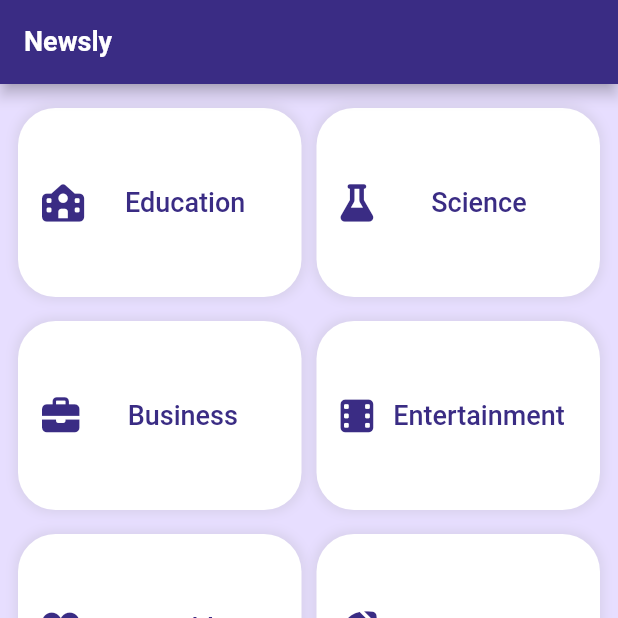
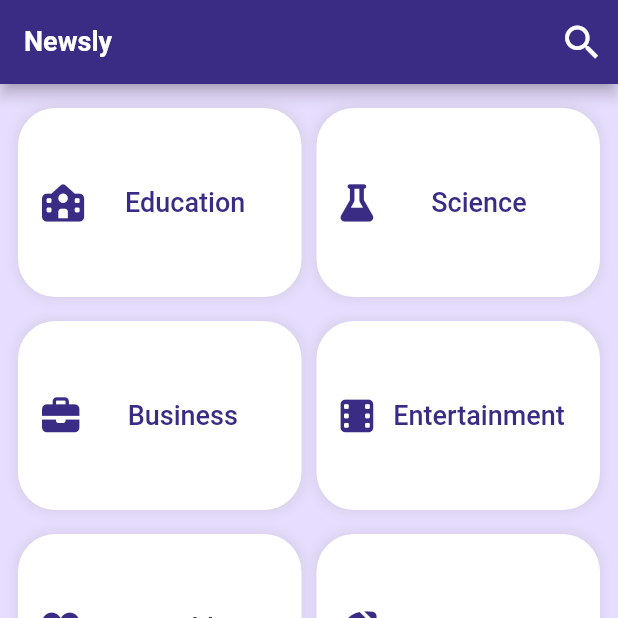
Before and after one commit to Osamamsm/Newsly, a Flutter app: the screen it shows after launch, item 3 of the bottom bar chosen, on a phone screen of 412 x 824 dp, the top half of it. Run offline on Flutter 3.47's test engine with Material 3 defaults, Android fonts, the phone set to English and light mode, and no system bars; drawn by our look-alikes of animated_notch_bottom_bar; our stand-ins replace dartz, dio, flutter_advanced_switch, flutter_bloc, flutter_screenutil, font_awesome_flutter and 4 more; network calls fail.

Commit message:
Finished Search feature ui

```diff
--- a/lib/core/constants/app_text_styles.dart
+++ b/lib/core/constants/app_text_styles.dart
@@ -67,6 +67,12 @@ class AppTextStyles {
     color: AppColors.kPrimaryColor,
   );
 
+  static const TextStyle titleBoldPrimary18 = TextStyle(
+    fontSize: 18,
+    fontWeight: FontWeight.bold,
+    color: AppColors.kPrimaryColor,
+  );
+
   static const TextStyle bodyRegularBlack14 = TextStyle(
     fontSize: 17,
     fontWeight: FontWeight.w400,
--- a/lib/core/routes/app_routes.dart
+++ b/lib/core/routes/app_routes.dart
@@ -5,6 +5,7 @@ import 'package:newsly/features/category_news/presentation/views/categorized_new
 import 'package:newsly/features/home/presentation/view_model/nav_bar_cubit/nav_bar_cubit.dart';
 import 'package:newsly/features/home/presentation/views/home_view.dart';
 import 'package:newsly/features/news_details/presentation/views/news_details_view.dart';
+import 'package:newsly/features/search/presentation/views/search_view.dart';
 
 final router = GoRouter(
   initialLocation: HomeView.routeName,
@@ -24,5 +25,9 @@ final router = GoRouter(
       path: CategorizedNewsView.routeName,
       builder: (context, state) => const CategorizedNewsView(),
     ),
+    GoRoute(
+      path: SearchView.routeName,
+      builder: (context, state) => const SearchView(),
+    ),
   ],
 );
--- a/lib/features/feed/presentation/widgets/custom_tab_bar.dart
+++ b/lib/features/feed/presentation/widgets/custom_tab_bar.dart
@@ -19,7 +19,7 @@ class CustomTabBar extends StatelessWidget {
         indicatorColor: AppColors.kPrimaryColor,
         tabs: [
           TabBarItem(text: S.of(context).for_you),
-          TabBarItem(text: S.of(context).top_stories),
+          TabBarItem(text: S.of(context).latest),
         ],
       ),
     );
--- a/lib/features/home/presentation/views/home_view.dart
+++ b/lib/features/home/presentation/views/home_view.dart
@@ -1,8 +1,10 @@
 import 'package:flutter/material.dart';
+import 'package:go_router/go_router.dart';
 import 'package:newsly/core/constants/app_colors.dart';
 import 'package:newsly/core/constants/app_text_styles.dart';
 import 'package:newsly/features/home/presentation/widgets/custom_bottom_navigation_bar.dart';
 import 'package:newsly/features/home/presentation/widgets/home_view_body.dart';
+import 'package:newsly/features/search/presentation/views/search_view.dart';
 
 class HomeView extends StatelessWidget {
   const HomeView({super.key});
@@ -15,6 +17,14 @@ class HomeView extends StatelessWidget {
       appBar: AppBar(
         title: const Text('Newsly', style: AppTextStyles.titleBoldWhite18),
         backgroundColor: AppColors.kPrimaryColor,
+        actions: [
+          IconButton(
+            onPressed: () {
+              context.push(SearchView.routeName);
+            },
+            icon: Icon(Icons.search_sharp, size: 30),
+          ),
+        ],
       ),
       backgroundColor: AppColors.kPrimaryLightColor,
       body: const HomeViewBody(),
--- a/lib/l10n/intl_ar.arb
+++ b/lib/l10n/intl_ar.arb
@@ -5,6 +5,7 @@
     "settings":"الإعدادات",
     "for_you":"من أجلك",
     "top_stories":"أهم العناوين",
+    "latest":"اخر الاخبار",
     "general":"عام",
     "education":"تعليم",
     "business":"أعمال",
@@ -24,5 +25,7 @@
     "manage_categories":"إدارة الفئات",
     "about":"حول",
     "about_app":"حول التطبيق",
-    "about_developer":"حول المطور"
+    "about_developer":"حول المطور",
+    "search":"بحث",
+    "search_results":"نتائج البحث"
 }
--- a/lib/l10n/intl_en.arb
+++ b/lib/l10n/intl_en.arb
@@ -5,6 +5,7 @@
     "settings":"Settings",
     "for_you":"For You",
     "top_stories":"Top Stories",
+    "latest":"Latest",
     "general":"General",
     "education":"Education",
     "business":"Business",
@@ -24,5 +25,7 @@
     "manage_categories":"Manage Categories",
     "about":"About",
     "about_app":"About App",
-    "about_developer":"About Developer"
+    "about_developer":"About Developer",
+    "search":"Search",
+    "search_results":"Search Results"
 }
```
Also changed, not shown: lib/features/search/presentation/views/search_view.dart (added, +21 -0 lines), lib/features/search/presentation/widgets/custom_search_text_field.dart (added, +38 -0 lines), lib/features/search/presentation/widgets/search_view_body.dart (added, +32 -0 lines), lib/generated/intl/messages_ar.dart, lib/generated/intl/messages_en.dart, lib/generated/l10n.dart.
